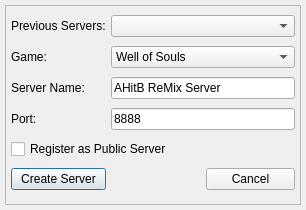
The window that ui/createinstance.ui (StarixWoS/ReMix) describes before a commit, drawn with Qt 5.
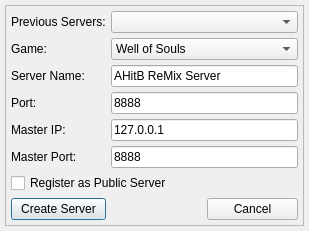
The same window after the commit.

Commit message:
Change: Use the Player Class to send all Player specific Messages from the ReMix Server. Change: Remove some verbosity from various Boolean checks.
Change: Removed the Banished Message from the MessagesWidget class.
Note: This was done due to the message never actually being sent due to the Player being disconnected when actually checking if the Player is banned.

Change: Rename the MessagesWidget  Class to "MOTDWidget" to better reflect it's usage.

Revert: Reverted a small portion of code related to sending Messages to Players in a commented form.

```diff
--- a/ui/createinstance.ui
+++ b/ui/createinstance.ui
@@ -6,8 +6,8 @@
    <rect>
     <x>0</x>
     <y>0</y>
-    <width>306</width>
-    <height>210</height>
+    <width>309</width>
+    <height>229</height>
    </rect>
   </property>
   <property name="windowTitle">
@@ -53,8 +53,15 @@
       <property name="spacing">
        <number>5</number>
       </property>
-      <item row="2" column="0">
-       <widget class="QLabel" name="label_2">
+      <item row="4" column="0">
+       <widget class="QLabel" name="label_5">
+        <property name="text">
+         <string>Master IP:</string>
+        </property>
+       </widget>
+      </item>
+      <item row="3" column="0">
+       <widget class="QLabel" name="label_3">
         <property name="maximumSize">
          <size>
           <width>150</width>
@@ -62,7 +69,20 @@
          </size>
         </property>
         <property name="text">
-         <string>Server Name:</string>
+         <string>Port:</string>
+        </property>
+       </widget>
+      </item>
+      <item row="1" column="0">
+       <widget class="QLabel" name="label">
+        <property name="maximumSize">
+         <size>
+          <width>150</width>
+          <height>16777215</height>
+         </size>
+        </property>
+        <property name="text">
+         <string>Game:</string>
         </property>
        </widget>
       </item>
@@ -79,8 +99,8 @@
         </property>
        </widget>
       </item>
-      <item row="3" column="0">
-       <widget class="QLabel" name="label_3">
+      <item row="2" column="0">
+       <widget class="QLabel" name="label_2">
         <property name="maximumSize">
          <size>
           <width>150</width>
@@ -88,27 +108,30 @@
          </size>
         </property>
         <property name="text">
-         <string>Port:</string>
+         <string>Server Name:</string>
         </property>
        </widget>
       </item>
-      <item row="4" column="0" colspan="3">
+      <item row="6" column="0" colspan="3">
        <widget class="QCheckBox" name="isPublic">
         <property name="text">
          <string>Register as Public Server</string>
         </property>
        </widget>
       </item>
-      <item row="1" column="0">
-       <widget class="QLabel" name="label">
-        <property name="maximumSize">
-         <size>
-          <width>150</width>
-          <height>16777215</height>
-         </size>
+      <item row="7" column="0">
+       <widget class="QPushButton" name="initializeServer">
+        <property name="sizePolicy">
+         <sizepolicy hsizetype="Minimum" vsizetype="Fixed">
+          <horstretch>0</horstretch>
+          <verstretch>0</verstretch>
+         </sizepolicy>
         </property>
         <property name="text">
-         <string>Game:</string>
+         <string>Create Server</string>
+        </property>
+        <property name="default">
+         <bool>false</bool>
         </property>
        </widget>
       </item>
@@ -146,7 +169,7 @@
         </property>
        </widget>
       </item>
-      <item row="5" column="2">
+      <item row="7" column="2">
        <widget class="QPushButton" name="close">
         <property name="text">
          <string>Cancel</string>
@@ -156,22 +179,6 @@
         </property>
        </widget>
       </item>
-      <item row="5" column="0">
-       <widget class="QPushButton" name="initializeServer">
-        <property name="sizePolicy">
-         <sizepolicy hsizetype="Minimum" vsizetype="Fixed">
-          <horstretch>0</horstretch>
-          <verstretch>0</verstretch>
-         </sizepolicy>
-        </property>
-        <property name="text">
-         <string>Create Server</string>
-        </property>
-        <property name="default">
-         <bool>false</bool>
-        </property>
-       </widget>
-      </item>
       <item row="0" column="1" colspan="2">
        <widget class="QComboBox" name="oldServers"/>
       </item>
@@ -182,6 +189,27 @@
         </property>
        </widget>
       </item>
+      <item row="5" column="0">
+       <widget class="QLabel" name="label_6">
+        <property name="text">
+         <string>Master Port:</string>
+        </property>
+       </widget>
+      </item>
+      <item row="4" column="1" colspan="2">
+       <widget class="QLineEdit" name="masterIP">
+        <property name="text">
+         <string>127.0.0.1</string>
+        </property>
+       </widget>
+      </item>
+      <item row="5" column="1" colspan="2">
+       <widget class="QLineEdit" name="masterPort">
+        <property name="text">
+         <string>8888</string>
+        </property>
+       </widget>
+      </item>
      </layout>
     </widget>
    </item>
```
The commit also changes 21 other files.
